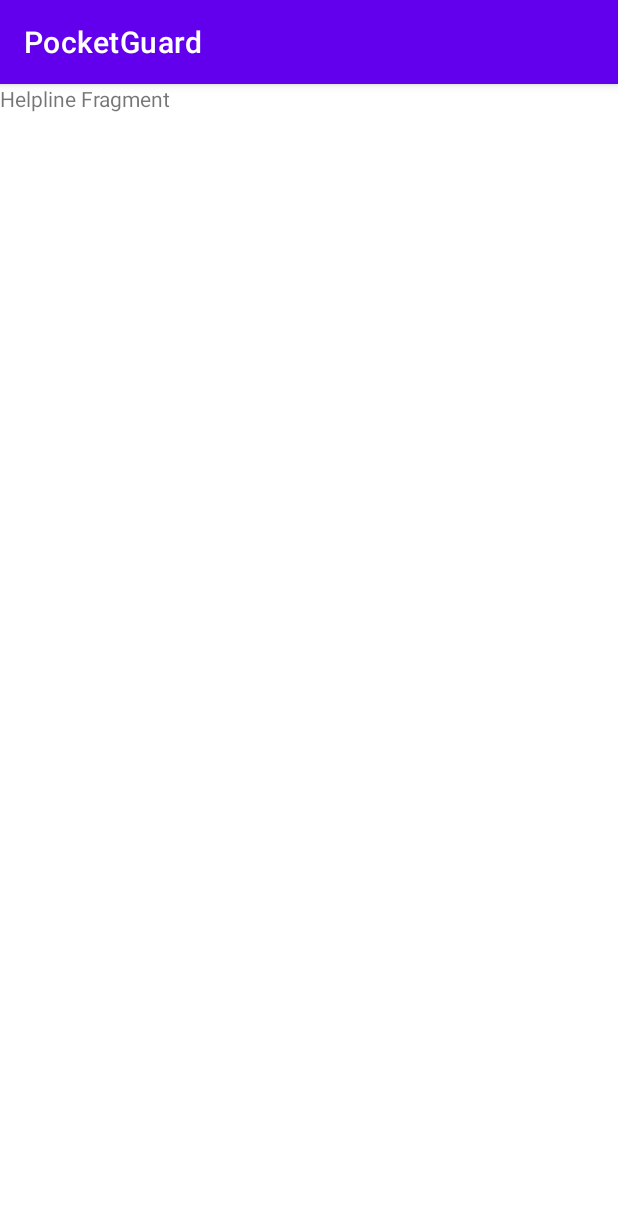
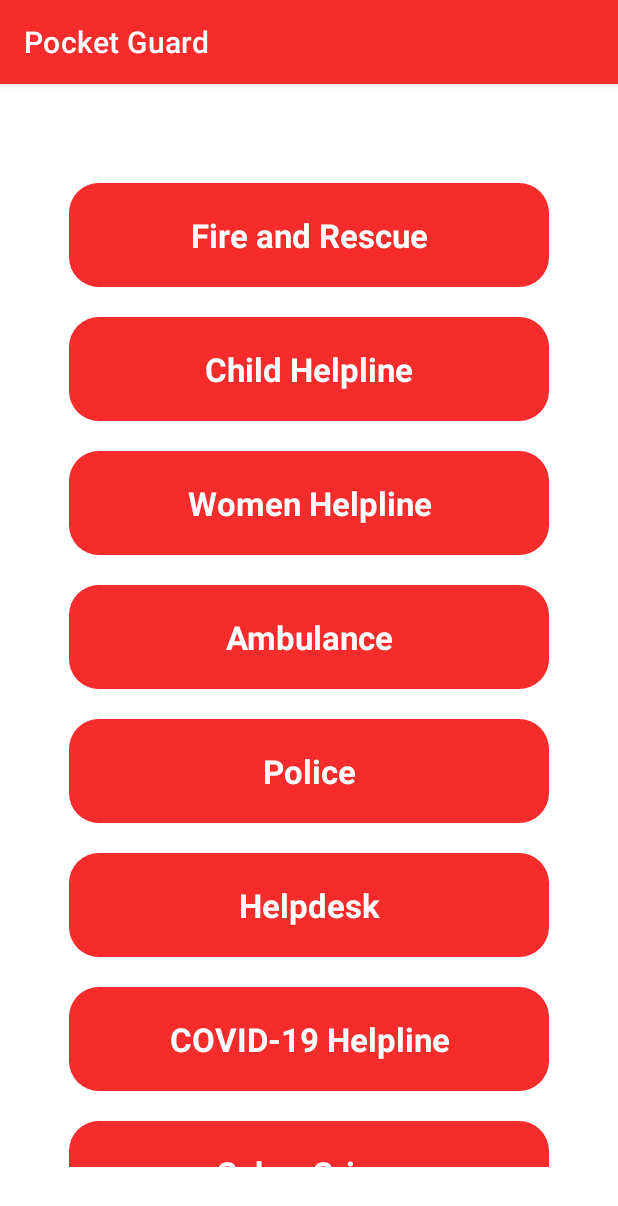
Before and after one commit to chetanmittal19/Pocket-Guard, an Android app: the HelplineFragment screen opened through its navigation route, on a phone screen of 412 x 824 dp. Shown: the top 1206 px of the screen. Run offline under Robolectric (Android 15) with nearby library versions, the phone set to English and light mode, and no system bars.

Commit message:
Helpline commit

```diff
--- a/app/build.gradle
+++ b/app/build.gradle
@@ -53,4 +53,6 @@ dependencies {
 
     //maps
     implementation 'com.google.android.gms:play-services-maps:18.1.0'
+    //last-location
+    implementation 'com.google.android.gms:play-services-location:21.0.1'
 }
--- a/app/src/main/AndroidManifest.xml
+++ b/app/src/main/AndroidManifest.xml
@@ -3,6 +3,8 @@
     xmlns:tools="http://schemas.android.com/tools">
 
     <uses-permission android:name="android.permission.INTERNET" />
+    <uses-permission android:name="android.permission.ACCESS_COARSE_LOCATION" />
+    <uses-permission android:name="android.permission.CALL_PHONE" />
 
     <application
         android:allowBackup="true"
@@ -13,11 +15,13 @@
         android:supportsRtl="true"
         android:theme="@style/Theme.PocketGuard"
         tools:targetApi="31">
+        <activity
+            android:name=".LocationAct"
+            android:exported="false" />
 
         <meta-data
             android:name="com.google.android.gms.version"
             android:value="@integer/google_play_services_version" />
-
         <meta-data
             android:name="com.google.android.geo.API_KEY"
             android:value="@string/google_maps_key" />
--- a/app/src/main/java/com/example/pocketguard/Feature.kt
+++ b/app/src/main/java/com/example/pocketguard/Feature.kt
@@ -1,3 +1,5 @@
 package com.example.pocketguard
 
 data class Feature(val id: Int, val name: String, val iconId: Int)
+
+data class Helpline(val name: String, val contact: String)
--- a/app/src/main/java/com/example/pocketguard/FeaturesAdapter.kt
+++ b/app/src/main/java/com/example/pocketguard/FeaturesAdapter.kt
@@ -41,10 +41,6 @@ class FeaturesAdapter(private val onFeatureClicked: (Feature) -> Unit) : Recycle
     }
 
     override fun onBindViewHolder(holder: FeatureViewHolder, position: Int) {
-//        with(holder){
-//            icon.setImageResource(featureData[position].iconId)
-//            name.text = featureData[position].name
-//        }
         val feature = featureData[position]
         feature.let{
             holder.bind(it)
--- a/app/src/main/java/com/example/pocketguard/FeaturesFragment.kt
+++ b/app/src/main/java/com/example/pocketguard/FeaturesFragment.kt
@@ -1,5 +1,6 @@
 package com.example.pocketguard
 
+import android.content.Intent
 import android.os.Bundle
 import androidx.fragment.app.Fragment
 import android.view.LayoutInflater
@@ -48,7 +49,8 @@ class FeaturesFragment : Fragment() {
             1->findNavController().navigate(FeaturesFragmentDirections.actionFeaturesFragmentToEmergencyFragment())
             2->findNavController().navigate(FeaturesFragmentDirections.actionFeaturesFragmentToHiddenCameraFragment())
             3->findNavController().navigate(FeaturesFragmentDirections.actionFeaturesFragmentToFlashingFragment())
-            4->findNavController().navigate(FeaturesFragmentDirections.actionFeaturesFragmentToLocationFragment())
+            4-> startActivity(Intent(this@FeaturesFragment.requireContext(), LocationAct::class.java))
+//            4->findNavController().navigate(FeaturesFragmentDirections.actionFeaturesFragmentToLocationFragment())
             5->findNavController().navigate(FeaturesFragmentDirections.actionFeaturesFragmentToHelplineFragment())
             6->"abs"
             7->findNavController().navigate(FeaturesFragmentDirections.actionFeaturesFragmentToTipsFragment())
--- /dev/null
+++ b/app/src/main/java/com/example/pocketguard/HelplineAdapter.kt
@@ -0,0 +1,51 @@
+package com.example.pocketguard
+
+import android.graphics.Color
+import android.graphics.drawable.Drawable
+import android.view.LayoutInflater
+import android.view.View
+import android.view.ViewGroup
+import android.widget.TextView
+import androidx.cardview.widget.CardView
+import androidx.recyclerview.widget.RecyclerView
+import kotlin.random.Random
+
+class HelplineAdapter(private val listener: (Helpline, View) -> Unit): RecyclerView.Adapter<HelplineAdapter.HelplineViewHolder>() {
+
+    var helplineData = arrayOf<Helpline>()
+        set(value){
+            field = value
+            notifyDataSetChanged()
+        }
+
+    inner class HelplineViewHolder(view: View): RecyclerView.ViewHolder(view) {
+        val name: TextView = view.findViewById(R.id.helpline_name)
+
+        fun bind(helpline: Helpline){
+            with(helpline){
+                this@HelplineViewHolder.name.text = name
+                itemView.setOnClickListener{
+                    listener.invoke(helpline, it)
+                }
+            }
+        }
+    }
+
+    override fun onCreateViewHolder(parent: ViewGroup, viewType: Int): HelplineAdapter.HelplineViewHolder {
+        val itemLayout = LayoutInflater.from(parent.context).inflate(R.layout.helpline_item, parent, false)
+//        val color = Color.argb(255, Random.nextInt(256), Random.nextInt(256), Random.nextInt(256))
+//        itemLayout.setBackgroundColor(color)
+        return HelplineViewHolder(itemLayout)
+    }
+
+    override fun onBindViewHolder(holder: HelplineAdapter.HelplineViewHolder, position: Int) {
+        val helpline = helplineData[position]
+        helpline.let {
+            holder.bind(it)
+        }
+    }
+
+    override fun getItemCount(): Int {
+        return helplineData.size
+    }
+}
--- a/app/src/main/java/com/example/pocketguard/HelplineFragment.kt
+++ b/app/src/main/java/com/example/pocketguard/HelplineFragment.kt
@@ -1,59 +1,103 @@
 package com.example.pocketguard
 
+import android.content.Intent
+import android.content.Intent.ACTION_CALL
+import android.content.pm.PackageManager
+import android.net.Uri
 import android.os.Bundle
 import androidx.fragment.app.Fragment
 import android.view.LayoutInflater
 import android.view.View
 import android.view.ViewGroup
+import android.widget.Toast
+import androidx.core.app.ActivityCompat
+import androidx.recyclerview.widget.LinearLayoutManager
+import androidx.recyclerview.widget.RecyclerView
+import com.google.android.material.snackbar.Snackbar
 
-// TODO: Rename parameter arguments, choose names that match
-// the fragment initialization parameters, e.g. ARG_ITEM_NUMBER
-private const val ARG_PARAM1 = "param1"
-private const val ARG_PARAM2 = "param2"
+const val PERMISSION_REQUEST_PHONE_CALL = 0
 
-/**
- * A simple [Fragment] subclass.
- * Use the [HelplineFragment.newInstance] factory method to
- * create an instance of this fragment.
- */
 class HelplineFragment : Fragment() {
-    // TODO: Rename and change types of parameters
-    private var param1: String? = null
-    private var param2: String? = null
+    private val helpline = arrayOf(
+        Helpline("Fire and Rescue", "101"),
+        Helpline("Child Helpline", "1098"),
+        Helpline("Women Helpline", "1091"),
+        Helpline("Ambulance", "108"),
+        Helpline("Police", "100"),
+        Helpline("Helpdesk", "18001802128"),
+        Helpline("COVID-19 Helpline", "8558893911"),
+        Helpline("Cyber Crime", "155620"))
 
-    override fun onCreate(savedInstanceState: Bundle?) {
-        super.onCreate(savedInstanceState)
-        arguments?.let {
-            param1 = it.getString(ARG_PARAM1)
-            param2 = it.getString(ARG_PARAM2)
+    private var contactDetail: Helpline? = null
+
+    override fun onCreateView(
+        inflater: LayoutInflater, container: ViewGroup?,
+        savedInstanceState: Bundle?): View? {
+        // Inflate the layout for this fragment
+        val view = inflater.inflate(R.layout.fragment_helpline, container, false)
+
+        val helplineList = view.findViewById<RecyclerView>(R.id.helplineRecycler)
+        helplineList.apply {
+            layoutManager = LinearLayoutManager(requireContext())
+
+            adapter = HelplineAdapter(::onContactClick).apply {
+                setHasStableIds(true)
+            }
+            setHasFixedSize(true)
+
+        }
+        (helplineList.adapter as HelplineAdapter).helplineData = helpline
+
+        return view
+    }
+
+    private fun onContactClick(helpline: Helpline, view: View) {
+        contactDetail = helpline
+        makePhoneCallAfterPermission(view)
+    }
+
+    private fun makePhoneCallAfterPermission(view: View) {
+        if (ActivityCompat.checkSelfPermission(requireContext(), android.Manifest.permission.CALL_PHONE) ==
+                PackageManager.PERMISSION_GRANTED) {
+            makePhoneCall()
+        } else {
+            requestCallPermission(view)
         }
     }
 
-    override fun onCreateView(
-        inflater: LayoutInflater, container: ViewGroup?,
-        savedInstanceState: Bundle?
-    ): View? {
-        // Inflate the layout for this fragment
-        return inflater.inflate(R.layout.fragment_helpline, container, false)
+    private fun requestCallPermission(view: View) {
+        if(ActivityCompat.shouldShowRequestPermissionRationale(requireActivity(), android.Manifest.permission.CALL_PHONE)){
+            val snack = Snackbar.make(view, "We need your permission to make a call. " +
+            "When asked please give the permission", Snackbar.LENGTH_INDEFINITE)
+            snack.setAction("OK"){
+                ActivityCompat.requestPermissions(requireActivity(), arrayOf(android.Manifest.permission.CALL_PHONE),
+                PERMISSION_REQUEST_PHONE_CALL)
+            }
+            snack.show()
+        } else {
+            ActivityCompat.requestPermissions(requireActivity(), arrayOf(android.Manifest.permission.CALL_PHONE),
+                PERMISSION_REQUEST_PHONE_CALL)
+        }
     }
 
-    companion object {
-        /**
-         * Use this factory method to create a new instance of
-         * this fragment using the provided parameters.
-         *
-         * @param param1 Parameter 1.
-         * @param param2 Parameter 2.
-         * @return A new instance of fragment HelplineFragment.
-         */
-        // TODO: Rename and change types and number of parameters
-        @JvmStatic
-        fun newInstance(param1: String, param2: String) =
-            HelplineFragment().apply {
-                arguments = Bundle().apply {
-                    putString(ARG_PARAM1, param1)
-                    putString(ARG_PARAM2, param2)
-                }
+    private fun makePhoneCall() {
+        val intent = Intent().apply {
+            action = ACTION_CALL
+            data = Uri.parse("tel:"+contactDetail?.contact)
+        }
+        startActivity(intent)
+    }
+
+    @Deprecated("Deprecated in Java")
+    override fun onRequestPermissionsResult(requestCode: Int, permissions: Array<out String>, grantResults: IntArray) {
+        super.onRequestPermissionsResult(requestCode, permissions, grantResults)
+
+        if(requestCode == PERMISSION_REQUEST_PHONE_CALL){
+            if(grantResults.size == 1 && grantResults[0] == PackageManager.PERMISSION_GRANTED) {
+                makePhoneCall()
+            } else {
+                Toast.makeText(activity, "Permission denied to make phone call", Toast.LENGTH_SHORT).show()
             }
+        }
     }
 }
--- /dev/null
+++ b/app/src/main/res/drawable/rounded_corner_view.xml
@@ -0,0 +1,14 @@
+<?xml version="1.0" encoding="utf-8"?>
+
+<shape
+    xmlns:android="http://schemas.android.com/apk/res/android"
+    android:shape="rectangle">
+
+    <corners android:radius="20dp" />
+
+
+
+    <!--- This is the background color -->
+    <solid android:color="@color/red" />
+
+</shape>
--- a/app/src/main/res/layout/fragment_helpline.xml
+++ b/app/src/main/res/layout/fragment_helpline.xml
@@ -1,14 +1,18 @@
 <?xml version="1.0" encoding="utf-8"?>
-<FrameLayout xmlns:android="http://schemas.android.com/apk/res/android"
+<androidx.constraintlayout.widget.ConstraintLayout
+    xmlns:android="http://schemas.android.com/apk/res/android"
     xmlns:tools="http://schemas.android.com/tools"
     android:layout_width="match_parent"
     android:layout_height="match_parent"
-    tools:context=".HelplineFragment">
+    tools:context=".HelplineFragment"
+    android:padding="16dp">
 
     <!-- TODO: Update blank fragment layout -->
-    <TextView
+    <androidx.recyclerview.widget.RecyclerView
+        android:id="@+id/helplineRecycler"
         android:layout_width="match_parent"
         android:layout_height="match_parent"
-        android:text="Helpline Fragment" />
+        android:padding="30sp"
+        tools:listitem="@layout/helpline_item" />
 
-</FrameLayout>
+</androidx.constraintlayout.widget.ConstraintLayout>
--- /dev/null
+++ b/app/src/main/res/layout/helpline_item.xml
@@ -0,0 +1,21 @@
+<?xml version="1.0" encoding="utf-8"?>
+<androidx.constraintlayout.widget.ConstraintLayout
+    xmlns:android="http://schemas.android.com/apk/res/android"
+    xmlns:tools="http://schemas.android.com/tools"
+    android:layout_width="match_parent"
+    android:layout_height="wrap_content"
+    android:layout_marginTop="20dp">
+
+    <TextView
+        android:id="@+id/helpline_name"
+        android:layout_width="match_parent"
+        android:layout_height="match_parent"
+        android:padding="20dp"
+        tools:text="Contact Name"
+        android:textSize="22sp"
+        android:textStyle="bold"
+        android:gravity="center"
+        android:textColor="@color/white"
+        android:background="@drawable/rounded_corner_view"/>
+
+</androidx.constraintlayout.widget.ConstraintLayout>
--- a/app/src/main/res/navigation/navigation.xml
+++ b/app/src/main/res/navigation/navigation.xml
@@ -20,16 +20,10 @@
             android:id="@+id/action_featuresFragment_to_tipsFragment"
             app:destination="@id/tipsFragment" />
         <action
-            android:id="@+id/action_featuresFragment_to_locationFragment"
-            app:destination="@id/locationFragment" />
-        <action
             android:id="@+id/action_featuresFragment_to_helplineFragment"
             app:destination="@id/helplineFragment" />
         <action
             android:id="@+id/action_featuresFragment_to_hiddenCameraFragment"
-            app:destination="@id/hiddenCameraFragment" />
-        <action
-            android:id="@+id/action_featuresFragment_to_hiddenCameraFragment2"
             app:destination="@id/hiddenCameraFragment" />
     </fragment>
     <fragment
@@ -48,11 +42,6 @@
         android:label="fragment_tips"
         tools:layout="@layout/fragment_tips" />
     <fragment
-        android:id="@+id/locationFragment"
-        android:name="com.example.pocketguard.LocationFragment"
-        android:label="fragment_location"
-        tools:layout="@layout/fragment_location" />
-    <fragment
         android:id="@+id/helplineFragment"
         android:name="com.example.pocketguard.HelplineFragment"
         android:label="fragment_helpline"
--- a/app/src/main/res/values/strings.xml
+++ b/app/src/main/res/values/strings.xml
@@ -1,5 +1,5 @@
 <resources>
-    <string name="app_name">PocketGuard</string>
+    <string name="app_name">Pocket Guard</string>
     <!-- TODO: Remove or change this placeholder text -->
     <string name="hello_blank_fragment">Hello blank fragment</string>
     <string name="icon">Icon</string>
--- a/app/src/main/res/values/themes.xml
+++ b/app/src/main/res/values/themes.xml
@@ -2,7 +2,7 @@
     <!-- Base application theme. -->
     <style name="Theme.PocketGuard" parent="Theme.MaterialComponents.DayNight.DarkActionBar">
         <!-- Primary brand color. -->
-        <item name="colorPrimary">@color/purple_500</item>
+        <item name="colorPrimary">@color/red</item>
         <item name="colorPrimaryVariant">@color/purple_700</item>
         <item name="colorOnPrimary">@color/white</item>
         <!-- Secondary brand color. -->
@@ -10,7 +10,7 @@
         <item name="colorSecondaryVariant">@color/teal_700</item>
         <item name="colorOnSecondary">@color/black</item>
         <!-- Status bar color. -->
-        <item name="android:statusBarColor">?attr/colorPrimaryVariant</item>
+        <item name="android:statusBarColor">@color/red</item>
         <!-- Customize your theme here. -->
     </style>
 </resources>
```
Also changed, not shown: app/src/main/java/com/example/pocketguard/LocationAct.kt (added, +109 -0 lines), app/src/main/java/com/example/pocketguard/LocationFragment.kt (deleted, +0 -22 lines), app/src/main/res/layout/activity_location.xml (added, +19 -0 lines), app/src/main/res/layout/fragment_location.xml (deleted, +0 -14 lines).
